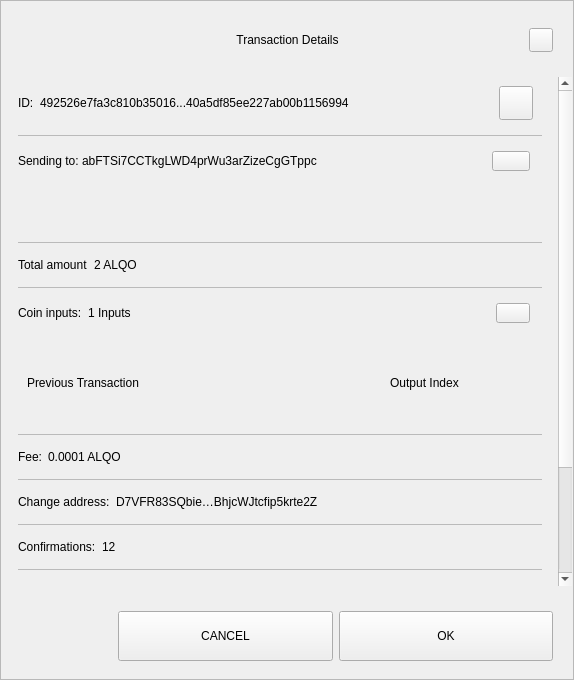
Qt form src/qt/forms/sendconfirmdialog.ui (eons-finance/ALQO) before a commit.
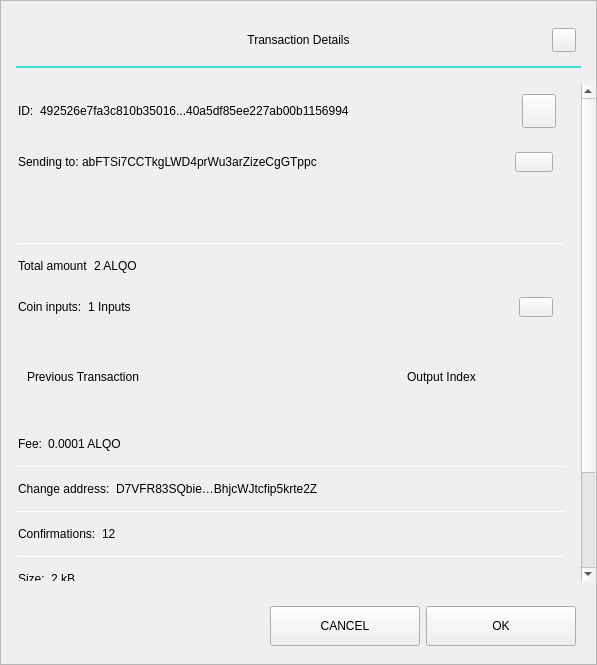
The same form after that commit.

```diff
--- a/src/qt/forms/sendconfirmdialog.ui
+++ b/src/qt/forms/sendconfirmdialog.ui
@@ -6,8 +6,8 @@
    <rect>
     <x>0</x>
     <y>0</y>
-    <width>574</width>
-    <height>680</height>
+    <width>597</width>
+    <height>665</height>
    </rect>
   </property>
   <property name="minimumSize">
@@ -145,6 +145,24 @@
         </item>
        </layout>
       </item>
+      <item>
+       <widget class="QLabel" name="labelDivider9">
+        <property name="maximumSize">
+         <size>
+          <width>16777215</width>
+          <height>2</height>
+         </size>
+        </property>
+        <property name="styleSheet">
+         <string notr="true">background-color:#3de4cd;
+margin-left: 15px;
+margin-right: 15px;</string>
+        </property>
+        <property name="text">
+         <string/>
+        </property>
+       </widget>
+      </item>
       <item>
        <spacer name="verticalSpacer">
         <property name="orientation">
@@ -202,9 +220,9 @@
             <property name="geometry">
              <rect>
               <x>0</x>
-              <y>-178</y>
-              <width>556</width>
-              <height>680</height>
+              <y>0</y>
+              <width>579</width>
+              <height>652</height>
              </rect>
             </property>
             <property name="autoFillBackground">
@@ -300,22 +318,6 @@
                   </layout>
                  </widget>
                 </item>
-                <item>
-                 <widget class="QLabel" name="labelDivider9">
-                  <property name="maximumSize">
-                   <size>
-                    <width>16777215</width>
-                    <height>1</height>
-                   </size>
-                  </property>
-                  <property name="styleSheet">
-                   <string notr="true">background-color:#bababa;</string>
-                  </property>
-                  <property name="text">
-                   <string/>
-                  </property>
-                 </widget>
-                </item>
                 <item>
                  <widget class="QWidget" name="contentOutputs" native="true">
                   <layout class="QHBoxLayout" name="horizontalLayout_11" stretch="0,3,0">
@@ -394,7 +396,7 @@
                     <rect>
                      <x>0</x>
                      <y>0</y>
-                     <width>522</width>
+                     <width>545</width>
                      <height>48</height>
                     </rect>
                    </property>
@@ -407,7 +409,7 @@
                  </widget>
                 </item>
                 <item>
-                 <widget class="QLabel" name="labelDivider8">
+                 <widget class="QLabel" name="labelDivider6">
                   <property name="maximumSize">
                    <size>
                     <width>16777215</width>
@@ -415,7 +417,7 @@
                    </size>
                   </property>
                   <property name="styleSheet">
-                   <string notr="true">background-color:#bababa;</string>
+                   <string notr="true">background-color:#fff;</string>
                   </property>
                   <property name="text">
                    <string/>
@@ -451,22 +453,6 @@
                   </layout>
                  </widget>
                 </item>
-                <item>
-                 <widget class="QLabel" name="labelDivider6">
-                  <property name="maximumSize">
-                   <size>
-                    <width>16777215</width>
-                    <height>1</height>
-                   </size>
-                  </property>
-                  <property name="styleSheet">
-                   <string notr="true">background-color:#bababa;</string>
-                  </property>
-                  <property name="text">
-                   <string/>
-                  </property>
-                 </widget>
-                </item>
                 <item>
                  <widget class="QWidget" name="contentInputs" native="true">
                   <layout class="QHBoxLayout" name="horizontalLayout" stretch="0,2,0">
@@ -562,22 +548,6 @@
                   </layout>
                  </widget>
                 </item>
-                <item>
-                 <widget class="QLabel" name="labelDivider1">
-                  <property name="maximumSize">
-                   <size>
-                    <width>16777215</width>
-                    <height>1</height>
-                   </size>
-                  </property>
-                  <property name="styleSheet">
-                   <string notr="true">background-color:#bababa;</string>
-                  </property>
-                  <property name="text">
-                   <string/>
-                  </property>
-                 </widget>
-                </item>
                 <item>
                  <widget class="QWidget" name="contentFee" native="true">
                   <layout class="QHBoxLayout" name="horizontalLayout_7" stretch="0,1">
@@ -616,7 +586,7 @@
                    </size>
                   </property>
                   <property name="styleSheet">
-                   <string notr="true">background-color:#bababa;</string>
+                   <string notr="true">background-color:#fff;</string>
                   </property>
                   <property name="text">
                    <string/>
@@ -661,7 +631,7 @@
                    </size>
                   </property>
                   <property name="styleSheet">
-                   <string notr="true">background-color:#bababa;</string>
+                   <string notr="true">background-color:#fff;</string>
                   </property>
                   <property name="text">
                    <string/>
@@ -706,7 +676,7 @@
                    </size>
                   </property>
                   <property name="styleSheet">
-                   <string notr="true">background-color:#bababa;</string>
+                   <string notr="true">background-color:#fff;</string>
                   </property>
                   <property name="text">
                    <string/>
@@ -742,22 +712,6 @@
                   </layout>
                  </widget>
                 </item>
-                <item>
-                 <widget class="QLabel" name="labelDivider3">
-                  <property name="maximumSize">
-                   <size>
-                    <width>16777215</width>
-                    <height>1</height>
-                   </size>
-                  </property>
-                  <property name="styleSheet">
-                   <string notr="true">background-color:#bababa;</string>
-                  </property>
-                  <property name="text">
-                   <string/>
-                  </property>
-                 </widget>
-                </item>
                 <item>
                  <widget class="QWidget" name="contentDate" native="true">
                   <layout class="QHBoxLayout" name="horizontalLayout_5" stretch="0,1">
@@ -796,7 +750,7 @@
                    </size>
                   </property>
                   <property name="styleSheet">
-                   <string notr="true">background-color:#bababa;</string>
+                   <string notr="true">background-color:#fff;</string>
                   </property>
                   <property name="text">
                    <string/>
@@ -870,7 +824,13 @@
       </item>
       <item>
        <widget class="QWidget" name="containerButtons" native="true">
-        <layout class="QHBoxLayout" name="horizontalLayout1" stretch="1,2,2">
+        <property name="sizePolicy">
+         <sizepolicy hsizetype="Preferred" vsizetype="Preferred">
+          <horstretch>0</horstretch>
+          <verstretch>0</verstretch>
+         </sizepolicy>
+        </property>
+        <layout class="QHBoxLayout" name="horizontalLayout1" stretch="0,0,0">
          <property name="leftMargin">
           <number>10</number>
          </property>
@@ -892,10 +852,22 @@
          </item>
          <item>
           <widget class="QPushButton" name="btnCancel">
+           <property name="sizePolicy">
+            <sizepolicy hsizetype="Minimum" vsizetype="Fixed">
+             <horstretch>0</horstretch>
+             <verstretch>0</verstretch>
+            </sizepolicy>
+           </property>
            <property name="minimumSize">
             <size>
-             <width>200</width>
-             <height>50</height>
+             <width>150</width>
+             <height>40</height>
+            </size>
+           </property>
+           <property name="maximumSize">
+            <size>
+             <width>16777215</width>
+             <height>16777215</height>
             </size>
            </property>
            <property name="text">
@@ -905,10 +877,22 @@
          </item>
          <item>
           <widget class="QPushButton" name="btnSave">
+           <property name="sizePolicy">
+            <sizepolicy hsizetype="Expanding" vsizetype="Fixed">
+             <horstretch>0</horstretch>
+             <verstretch>0</verstretch>
+            </sizepolicy>
+           </property>
            <property name="minimumSize">
             <size>
-             <width>200</width>
-             <height>50</height>
+             <width>150</width>
+             <height>40</height>
+            </size>
+           </property>
+           <property name="maximumSize">
+            <size>
+             <width>100</width>
+             <height>16777215</height>
             </size>
            </property>
            <property name="text">
```
